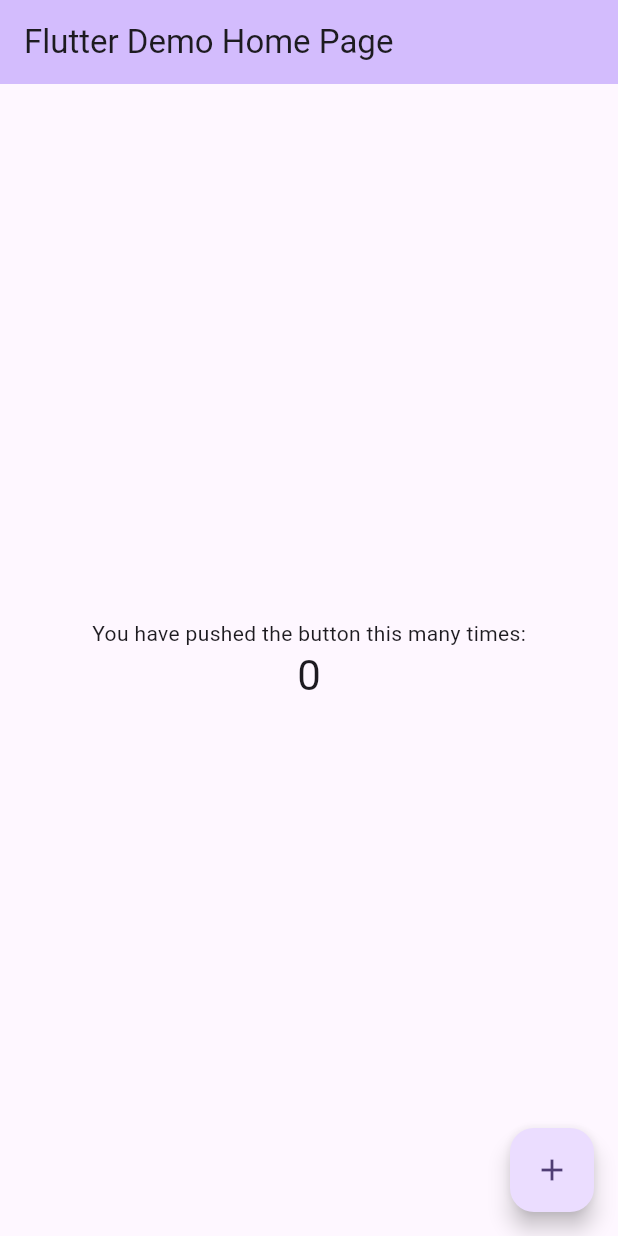
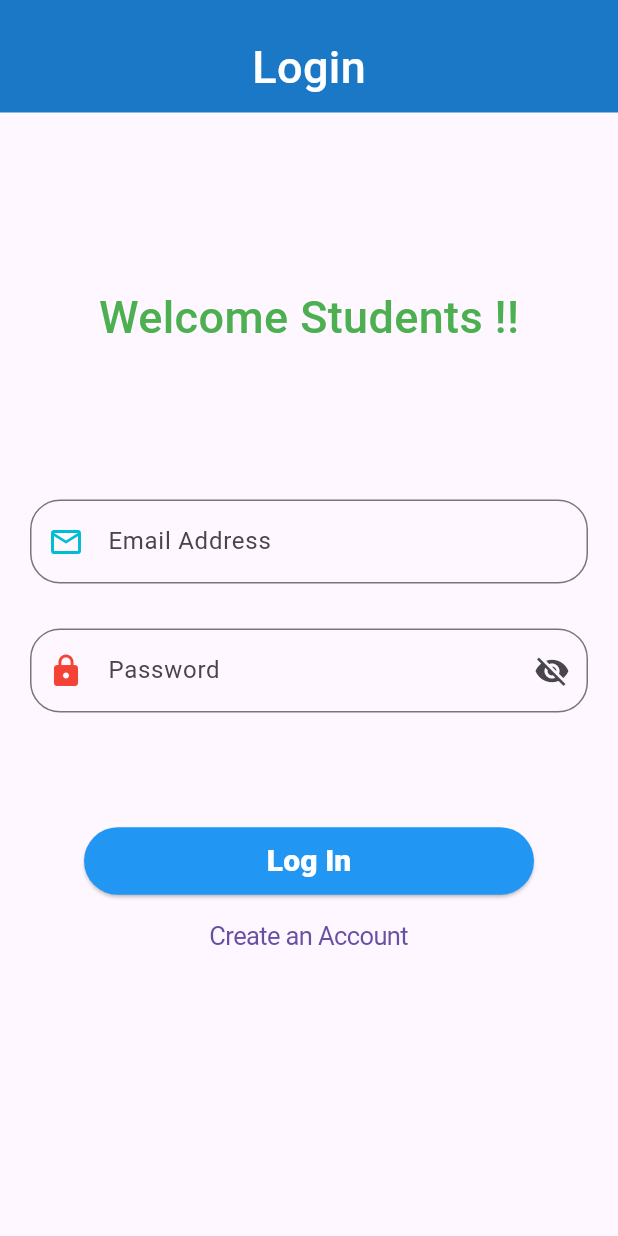
Before and after one commit to upadhyayravi023/FlutterTeam_Tasks2-ravi-, a Flutter app: the screen it shows after launch, on a phone screen of 412 x 824 dp. Run offline on Flutter 3.47's test engine with Material 3 defaults, Android fonts, the phone set to English and light mode, and no system bars; our stand-ins replace firebase_auth, firebase_core; accounts and stored records are empty.

Commit message:
Login page done

```diff
--- a/Task1/Priyanshi/crud/lib/main.dart
+++ b/Task1/Priyanshi/crud/lib/main.dart
@@ -1,125 +1,23 @@
+import 'package:crud/pages/login_screen.dart';
 import 'package:flutter/material.dart';
+import 'package:firebase_core/firebase_core.dart';
+import 'firebase_options.dart';
 
-void main() {
+void main() async {
+  WidgetsFlutterBinding.ensureInitialized();
+  await Firebase.initializeApp(options: DefaultFirebaseOptions.currentPlatform);
   runApp(const MyApp());
 }
 
 class MyApp extends StatelessWidget {
   const MyApp({super.key});
 
-  // This widget is the root of your application.
   @override
   Widget build(BuildContext context) {
-    return MaterialApp(
-      title: 'Flutter Demo',
-      theme: ThemeData(
-        // This is the theme of your application.
-        //
-        // TRY THIS: Try running your application with "flutter run". You'll see
-        // the application has a purple toolbar. Then, without quitting the app,
-        // try changing the seedColor in the colorScheme below to Colors.green
-        // and then invoke "hot reload" (save your changes or press the "hot
-        // reload" button in a Flutter-supported IDE, or press "r" if you used
-        // the command line to start the app).
-        //
-        // Notice that the counter didn't reset back to zero; the application
-        // state is not lost during the reload. To reset the state, use hot
-        // restart instead.
-        //
-        // This works for code too, not just values: Most code changes can be
-        // tested with just a hot reload.
-        colorScheme: ColorScheme.fromSeed(seedColor: Colors.deepPurple),
-        useMaterial3: true,
-      ),
-      home: const MyHomePage(title: 'Flutter Demo Home Page'),
+    return const MaterialApp(
+      title: 'CRUD operaations',
+      debugShowCheckedModeBanner: false,
+      home: LoginScreen(),
     );
   }
 }
-
-class MyHomePage extends StatefulWidget {
-  const MyHomePage({super.key, required this.title});
-
-  // This widget is the home page of your application. It is stateful, meaning
-  // that it has a State object (defined below) that contains fields that affect
-  // how it looks.
-
-  // This class is the configuration for the state. It holds the values (in this
-  // case the title) provided by the parent (in this case the App widget) and
-  // used by the build method of the State. Fields in a Widget subclass are
-  // always marked "final".
-
-  final String title;
-
-  @override
-  State<MyHomePage> createState() => _MyHomePageState();
-}
-
-class _MyHomePageState extends State<MyHomePage> {
-  int _counter = 0;
-
-  void _incrementCounter() {
-    setState(() {
-      // This call to setState tells the Flutter framework that something has
-      // changed in this State, which causes it to rerun the build method below
-      // so that the display can reflect the updated values. If we changed
-      // _counter without calling setState(), then the build method would not be
-      // called again, and so nothing would appear to happen.
-      _counter++;
-    });
-  }
-
-  @override
-  Widget build(BuildContext context) {
-    // This method is rerun every time setState is called, for instance as done
-    // by the _incrementCounter method above.
-    //
-    // The Flutter framework has been optimized to make rerunning build methods
-    // fast, so that you can just rebuild anything that needs updating rather
-    // than having to individually change instances of widgets.
-    return Scaffold(
-      appBar: AppBar(
-        // TRY THIS: Try changing the color here to a specific color (to
-        // Colors.amber, perhaps?) and trigger a hot reload to see the AppBar
-        // change color while the other colors stay the same.
-        backgroundColor: Theme.of(context).colorScheme.inversePrimary,
-        // Here we take the value from the MyHomePage object that was created by
-        // the App.build method, and use it to set our appbar title.
-        title: Text(widget.title),
-      ),
-      body: Center(
-        // Center is a layout widget. It takes a single child and positions it
-        // in the middle of the parent.
-        child: Column(
-          // Column is also a layout widget. It takes a list of children and
-          // arranges them vertically. By default, it sizes itself to fit its
-          // children horizontally, and tries to be as tall as its parent.
-          //
-          // Column has various properties to control how it sizes itself and
-          // how it positions its children. Here we use mainAxisAlignment to
-          // center the children vertically; the main axis here is the vertical
-          // axis because Columns are vertical (the cross axis would be
-          // horizontal).
-          //
-          // TRY THIS: Invoke "debug painting" (choose the "Toggle Debug Paint"
-          // action in the IDE, or press "p" in the console), to see the
-          // wireframe for each widget.
-          mainAxisAlignment: MainAxisAlignment.center,
-          children: <Widget>[
-            const Text(
-              'You have pushed the button this many times:',
-            ),
-            Text(
-              '$_counter',
-              style: Theme.of(context).textTheme.headlineMedium,
-            ),
-          ],
-        ),
-      ),
-      floatingActionButton: FloatingActionButton(
-        onPressed: _incrementCounter,
-        tooltip: 'Increment',
-        child: const Icon(Icons.add),
-      ), // This trailing comma makes auto-formatting nicer for build methods.
-    );
-  }
-}
--- /dev/null
+++ b/Task1/Priyanshi/crud/lib/pages/login_screen.dart
@@ -0,0 +1,184 @@
+import 'package:crud/pages/home_screen.dart';
+import 'package:crud/pages/signup_screen.dart';
+import 'package:flutter/cupertino.dart';
+import 'package:flutter/material.dart';
+import 'package:firebase_auth/firebase_auth.dart';
+
+class LoginScreen extends StatefulWidget {
+  const LoginScreen({super.key});
+
+  @override
+  State<LoginScreen> createState() => _LoginScreenState();
+}
+
+class _LoginScreenState extends State<LoginScreen> {
+  TextEditingController emailController = TextEditingController();
+  TextEditingController passwordController = TextEditingController();
+
+  @override
+
+  void dispose() {
+    super.dispose();
+    emailController.dispose();
+    passwordController.dispose();
+  }
+
+  Widget build(BuildContext context) {
+    return Scaffold(
+      appBar: PreferredSize(
+        preferredSize: Size.fromHeight(75),
+        child: AppBar(
+          backgroundColor: Color.fromARGB(255, 26, 120, 198),
+          centerTitle: true,
+          flexibleSpace: Container(
+            child: Column(
+              crossAxisAlignment: CrossAxisAlignment.center,
+              mainAxisAlignment: MainAxisAlignment.center,
+              children: [
+                SizedBox(
+                  height: 15,
+                ),
+                Text(
+                  "Login",
+                  style: TextStyle(
+                      color: Colors.white,
+                      fontWeight: FontWeight.w500,
+                      fontSize: 30),
+                ),
+              ],
+            ),
+          ),
+        ),
+      ),
+      body: Builder(builder: (context) {
+        return SafeArea(
+          child: Builder(builder: (context) {
+            return ListView(
+              children: [
+                SizedBox(
+                  height: 115,
+                ),
+                Center(
+                  child: Text(
+                    'Welcome Students !!',
+                    style: TextStyle(
+                        fontSize: 30,
+                        fontWeight: FontWeight.w500,
+                        color: Colors.green),
+                  ),
+                ),
+                Padding(
+                  padding: EdgeInsets.only(left: 20, right: 20, top: 100),
+                  child: Column(
+                    children: [
+                      TextField(
+                        controller: emailController,
+                        decoration: InputDecoration(
+                          prefixIcon: Icon(Icons.email_outlined),
+                          labelText: "Email Address",
+                          prefixIconColor: Colors.cyan,
+                          border: OutlineInputBorder(
+                            borderRadius: BorderRadius.circular(20),
+                          ),
+                        ),
+                      ),
+                      SizedBox(
+                        height: 30,
+                      ),
+                      TextField(
+                        controller: passwordController,
+                        obscureText: true,
+                        decoration: InputDecoration(
+                          suffixIcon: Icon(Icons.visibility_off),
+                          prefixIcon: Icon(Icons.lock),
+                          labelText: "Password",
+                          prefixIconColor: Colors.red,
+                          border: OutlineInputBorder(
+                            borderRadius: BorderRadius.circular(20),
+                          ),
+                        ),
+                      ),
+                      SizedBox(
+                        height: 20,
+                      ),
+                      Container(
+                        width: 300,
+                        height: 45,
+                      ),
+                      SizedBox(
+                        height: 10,
+                      ),
+                      Builder(
+                        builder: (context) {
+                          return ElevatedButton(
+                            style: ButtonStyle(
+                                minimumSize: WidgetStatePropertyAll(Size(300, 45)),
+                                backgroundColor:
+                                    WidgetStateProperty.all(Colors.blue)),
+                            onPressed: () async {
+                              try {
+                                final credential = await FirebaseAuth.instance
+                                    .signInWithEmailAndPassword(
+                                        email: emailController.text,
+                                        password: passwordController.text)
+                                    .then((value) => Navigator.push(
+                                          context, // BuildContext from the widget
+                                          MaterialPageRoute(
+                                              builder: (context) =>
+                                                  const HomeScreen()),
+                                        ));
+                                setState(() {
+                                  passwordController.text = "";
+                                });
+                              } on FirebaseAuthException catch (e) {
+                                if (e.code == 'user-not-found') {
+                                  ScaffoldMessenger.of(context)
+                                      .showSnackBar(SnackBar(
+                                        backgroundColor: Colors.black,
+                                          content: Text(
+                                    "User with such an email not found",
+                                    textAlign: TextAlign.center,
+                                    style: TextStyle(color: Colors.white),
+                                  )));
+                                } else if (e.code == 'wrong-password') {
+                                  ScaffoldMessenger.of(context)
+                                      .showSnackBar(SnackBar(
+                                          backgroundColor: const Color.fromARGB(255, 0, 0, 0),
+                                          content: Text(
+                                            "Wrong password provided",
+                                            textAlign: TextAlign.center,
+                                            style: TextStyle(color: const Color.fromARGB(255, 255, 255, 255)),
+                                          )));
+                                }
+                              }
+                            },
+                            child: const Text(
+                              'Log In',
+                              style: TextStyle(
+                                  fontSize: 20,
+                                  fontWeight: FontWeight.w800,
+                                  color: Colors.white),
+                            ),
+                          );
+                        }
+                      ),
+                      CupertinoButton(
+                        onPressed: () {
+                          Navigator.push(
+                              context,
+                              CupertinoPageRoute(
+                                  builder: (context) => SignupScreen()));
+                        },
+                        child: Text("Create an Account"),
+                      ),
+                    ],
+                  ),
+                ),
+              ],
+            );
+          }),
+        );
+      }),
+    );
+  }
+}
```
Also changed, not shown: Task1/Priyanshi/crud/lib/pages/home_screen.dart (added, +15 -0 lines), Task1/Priyanshi/crud/lib/pages/signup_screen.dart (added, +15 -0 lines), Task1/Priyanshi/crud/pubspec.yaml (+8 -20 lines), Task1/Priyanshi/crud/firebase.json (added), Task1/Priyanshi/crud/lib/firebase_options.dart (added), Task1/Priyanshi/crud/pubspec.lock, 6 other files.
